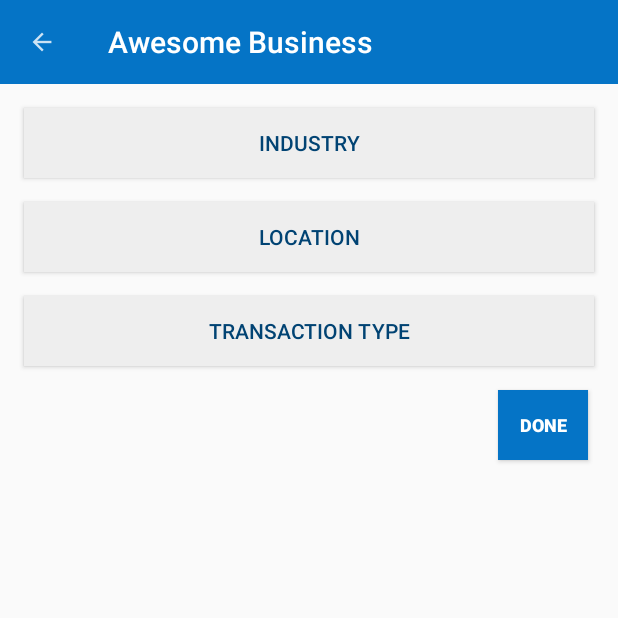
After one commit to banyanandroid/AwesomeBusiness, an Android app: the Activity_Filter screen opened directly, with no data from a screen before it, on a phone screen of 412 x 824 dp, the top half of it. The commit adds this screen. Run offline under Robolectric (Android 15) with nearby library versions, the light colour scheme and no system bars.

Commit message:
21-st July (Filter -update)

```diff
--- a/app/src/main/AndroidManifest.xml
+++ b/app/src/main/AndroidManifest.xml
@@ -38,9 +38,9 @@
         android:theme="@style/MyMaterialTheme">
         <activity
             android:name=".activity.MainActivity"
+            android:label="@string/app_name"
             android:screenOrientation="portrait"
-            android:windowSoftInputMode="stateAlwaysHidden|adjustPan"
-            android:label="@string/app_name">
+            android:windowSoftInputMode="stateAlwaysHidden|adjustPan">
 
             <intent-filter>
                 <action android:name="android.intent.action.MAIN" />
@@ -50,8 +50,13 @@
 
         </activity>
 
-        <activity android:name=".Activity_Register"
+        <activity
+            android:name=".Activity_Register"
             android:configChanges="orientation|keyboardHidden|screenSize">
+
+        </activity>
+
+        <activity android:name=".activity.Activity_Filter">
 
         </activity>
 
--- /dev/null
+++ b/app/src/main/java/banyan/com/awesomebusiness/activity/Activity_Filter.java
@@ -0,0 +1,53 @@
+package banyan.com.awesomebusiness.activity;
+
+import android.content.Intent;
+import android.os.Bundle;
+import android.support.v7.app.AppCompatActivity;
+import android.support.v7.widget.Toolbar;
+import android.view.View;
+import android.widget.Button;
+
+import banyan.com.awesomebusiness.Activity_Register;
+import banyan.com.awesomebusiness.R;
+
+/**
+ * Created by Schan on 21-Jul-17.
+ */
+
+public class Activity_Filter extends AppCompatActivity {
+
+    private Toolbar mToolbar;
+
+    Button btn_trans_type , btn_location , btn_industry , btn_done;
+
+    @Override
+    protected void onCreate(Bundle savedInstanceState) {
+        super.onCreate(savedInstanceState);
+        setContentView(R.layout.activity_filter_menu);
+        mToolbar = (Toolbar) findViewById(R.id.toolbar);
+        setSupportActionBar(mToolbar);
+        getSupportActionBar().setDisplayShowHomeEnabled(true);
+        mToolbar.setNavigationIcon(getResources().getDrawable(R.drawable.ic_action_back));
+        mToolbar.setNavigationOnClickListener(new View.OnClickListener() {
+            @Override
+            public void onClick(View v) {
+
+                Intent i = new Intent(getApplicationContext(), MainActivity.class);
+                startActivity(i);
+            }
+        });
+
+        btn_trans_type=(Button)findViewById(R.id.btn_filter_transtype);
+        btn_location=(Button)findViewById(R.id.btn_filter_location);
+        btn_industry=(Button)findViewById(R.id.btn_filter_industry);
+        btn_done=(Button)findViewById(R.id.btn_filter_done);
+        btn_done.setOnClickListener(new View.OnClickListener() {
+            @Override public void onClick(View view) {
+                Intent i = new Intent(Activity_Filter.this,MainActivity.class);
+                startActivity(i);
+
+            }
+        });
+
+    }
+}
--- a/app/src/main/java/banyan/com/awesomebusiness/activity/Fragment_Home.java
+++ b/app/src/main/java/banyan/com/awesomebusiness/activity/Fragment_Home.java
@@ -4,6 +4,7 @@ package banyan.com.awesomebusiness.activity;
  * Created by Jo on 19/07/17.
  */
 import android.app.Activity;
+import android.content.Intent;
 import android.os.Bundle;
 import android.support.design.widget.Snackbar;
 import android.support.v4.app.Fragment;
@@ -37,12 +38,21 @@ public class Fragment_Home extends Fragment {
                              Bundle savedInstanceState) {
         View rootView = inflater.inflate(R.layout.fragment_home, container, false);
 
-        Button button = (Button) rootView.findViewById(R.id.btn_sort);
-        button.setOnClickListener(new View.OnClickListener() {
+        Button button_sort = (Button) rootView.findViewById(R.id.frag_btn_sort);
+        button_sort.setOnClickListener(new View.OnClickListener() {
             @Override public void onClick(View view) {
                 showActionSheet(view);
             }
         });
+        Button button_filter = (Button) rootView.findViewById(R.id.frag_btn_filter);
+        button_filter.setOnClickListener(new View.OnClickListener() {
+            @Override public void onClick(View view) {
+                Intent i = new Intent(getActivity(),Activity_Filter.class);
+                startActivity(i);
+
+            }
+        });
+
 
         // Inflate the layout for this fragment
         return rootView;
--- /dev/null
+++ b/app/src/main/res/layout/activity_filter_menu.xml
@@ -0,0 +1,76 @@
+<?xml version="1.0" encoding="utf-8"?>
+<LinearLayout xmlns:android="http://schemas.android.com/apk/res/android"
+    android:layout_width="match_parent"
+    android:layout_height="match_parent"
+    android:orientation="vertical"
+    android:weightSum="3">
+
+    <LinearLayout
+        android:layout_width="match_parent"
+        android:layout_height="wrap_content"
+        android:orientation="vertical">
+
+        <include
+            android:id="@+id/toolbar"
+            layout="@layout/toolbar">
+
+        </include>
+    </LinearLayout>
+
+    <Button
+        android:id="@+id/btn_filter_transtype"
+        android:layout_width="match_parent"
+        android:layout_height="0dp"
+        android:layout_gravity="center"
+        android:layout_marginLeft="@dimen/activity_horizontal_margin"
+        android:layout_marginRight="@dimen/activity_horizontal_margin"
+        android:layout_marginTop="@dimen/activity_vertical_margin"
+        android:layout_weight="0.2"
+        android:background="@color/windowBackground2"
+        android:text="INDUSTRY"
+        android:textColor="@color/colorPrimaryDark" />
+
+
+    <Button
+        android:id="@+id/btn_filter_location"
+        android:layout_width="match_parent"
+        android:layout_height="0dp"
+        android:layout_gravity="center"
+        android:layout_marginLeft="@dimen/activity_horizontal_margin"
+        android:layout_marginRight="@dimen/activity_horizontal_margin"
+        android:layout_marginTop="@dimen/activity_vertical_margin"
+        android:layout_weight="0.2"
+        android:background="@color/windowBackground2"
+        android:text="Location"
+        android:textColor="@color/colorPrimaryDark" />
+
+    <Button
+        android:id="@+id/btn_filter_industry"
+        android:layout_width="match_parent"
+        android:layout_height="0dp"
+        android:layout_gravity="center"
+        android:layout_marginLeft="@dimen/activity_horizontal_margin"
+        android:layout_marginRight="@dimen/activity_horizontal_margin"
+        android:layout_marginTop="@dimen/activity_vertical_margin"
+        android:layout_weight="0.2"
+        android:background="@color/windowBackground2"
+        android:text="Transaction Type"
+        android:textColor="@color/colorPrimaryDark" />
+
+
+    <Button
+        android:id="@+id/btn_filter_done"
+        android:layout_width="60dp"
+        android:layout_height="0dp"
+        android:layout_gravity="right"
+        android:layout_marginRight="20dp"
+        android:layout_marginTop="@dimen/activity_vertical_margin"
+        android:layout_weight="0.2"
+        android:background="@color/colorPrimary"
+        android:text="Done"
+        android:textColor="@color/textColorlight"
+        android:textSize="12sp"
+        android:textStyle="bold" />
+
+
+</LinearLayout>
--- a/app/src/main/res/layout/fragment_home.xml
+++ b/app/src/main/res/layout/fragment_home.xml
@@ -69,6 +69,7 @@
             android:weightSum="2">
 
             <Button
+                android:id="@+id/frag_btn_filter"
                 android:layout_width="0dp"
                 android:layout_height="match_parent"
                 android:layout_weight="1"
@@ -78,7 +79,7 @@
                 android:textStyle="bold" />
 
             <Button
-                android:id="@+id/btn_sort"
+                android:id="@+id/frag_btn_sort"
                 android:layout_width="0dp"
                 android:layout_height="match_parent"
                 android:layout_weight="1"
```
Also changed, not shown: app/src/main/res/drawable-hdpi/ic_action_back.png (added), app/src/main/res/drawable-mdpi/ic_action_back.png (added), app/src/main/res/drawable-xhdpi/ic_action_back.png (added), app/src/main/res/drawable-xxhdpi/ic_action_back.png (added).
